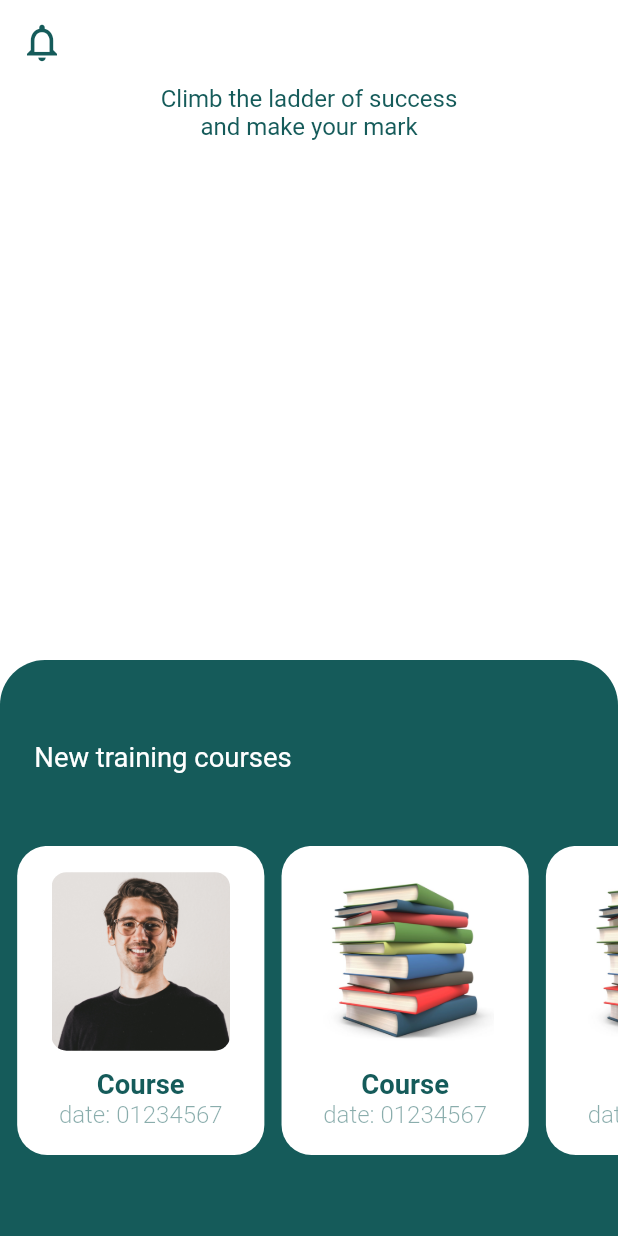
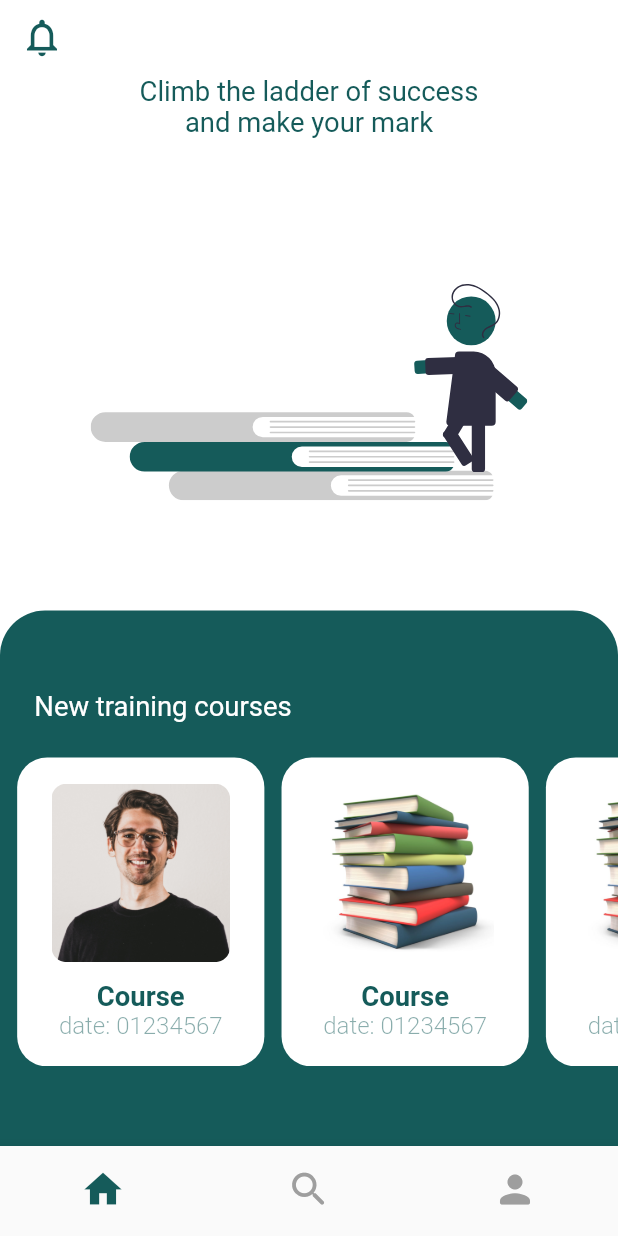
Before and after one commit to alaazamelDev/training_courses, a Flutter app: the screen it shows after launch, on a phone screen of 412 x 824 dp. Run offline on Flutter 3.47's test engine with Material 2 defaults, Android fonts, the phone set to English and light mode, and no system bars; our stand-ins replace flutter_rating_bar, flutter_screenutil, flutter_svg.

Commit message:
create home page with bottom nav bar navigation

```diff
--- a/lib/constants/constants.dart
+++ b/lib/constants/constants.dart
@@ -34,7 +34,7 @@ double getScreenHeight(BuildContext context) {
 
 // Routes
 var routes = {
-  '/': (context) => const ProfilePage(),
+  '/': (context) => const HomePage(),
   '/modification': (context) => const ModificationPage(),
   '/clubs': (context) => const ClubsPage(),
   '/courses': (context) => const CoursesPage(),
@@ -43,7 +43,6 @@ var routes = {
   '/notifications': (context) => const NotificationsPage(),
   '/rating': (context) => const RatingPage(),
   '/course_details': (context) => const CourseDetailsPage(),
-  '/home': (context) => const HomePage(),
 };
 
 // profile page options list
--- a/lib/main.dart
+++ b/lib/main.dart
@@ -28,7 +28,7 @@
           primaryColor: kPrimaryColor,
         ),
         routes: routes,
-        initialRoute: '/home',
+        initialRoute: '/',
       ),
     );
   }
--- a/lib/ui/pages/home_page.dart
+++ b/lib/ui/pages/home_page.dart
@@ -1,103 +1,35 @@
 import 'package:flutter/material.dart';
 import 'package:training_courses/constants/constants.dart';
-import 'package:training_courses/ui/widgets/course_card.dart';
+import 'package:training_courses/ui/widgets/widgets.dart';
 
-class HomePage extends StatelessWidget {
+class HomePage extends StatefulWidget {
   const HomePage({Key? key}) : super(key: key);
 
+  @override
+  State<HomePage> createState() => _HomePageState();
+}
+
+class _HomePageState extends State<HomePage> {
+  late int pageIndex = 0;
   @override
   Widget build(BuildContext context) {
     return Scaffold(
       backgroundColor: kSecondaryColor,
-      appBar: AppBar(
-        elevation: 0,
-        backgroundColor: kSecondaryColor,
-        leading: IconButton(
-          icon: const Icon(
-            Icons.notifications_outlined,
-            size: kDefaultIconSize,
-            color: kPrimaryColor,
-          ),
-          onPressed: () {
-            Navigator.pushNamed(context, '/notifications');
-          },
-          splashRadius: 20,
-        ),
+      bottomNavigationBar: CustomButtomNavigationBar(
+        onTap: (index) {
+          if (pageIndex != index) {
+            setState(() {
+              pageIndex = index;
+            });
+          }
+        },
       ),
-      body: Column(
-        children: [
-          Expanded(
-            child: Column(
-              children: [
-                Text(
-                  'Climb the ladder of success\nand make your mark',
-                  textAlign: TextAlign.center,
-                  style: TextStyle(
-                    color: kPrimaryColor,
-                    fontSize: kTextFontSize,
-                  ),
-                ),
-              ],
-            ),
-          ),
-          Expanded(
-            child: Container(
-              decoration: const BoxDecoration(
-                color: kPrimaryColor,
-                borderRadius: BorderRadius.only(
-                  topLeft: Radius.circular(30),
-                  topRight: Radius.circular(30),
-                ),
-              ),
-              child: Padding(
-                padding:
-                    EdgeInsets.symmetric(vertical: kDefaultVerticalPadding * 2),
-                child: Column(
-                  crossAxisAlignment: CrossAxisAlignment.start,
-                  mainAxisAlignment: MainAxisAlignment.spaceAround,
-                  children: [
-                    Padding(
-                      padding: EdgeInsets.only(left: kDefaultHorizontalPadding),
-                      child: Text(
-                        'New training courses',
-                        style: TextStyle(
-                          color: kSecondaryColor,
-                          fontSize: kTitlesFontSize,
-                        ),
-                      ),
-                    ),
-                    SizedBox(height: kDefaultVerticalPadding),
-                    SizedBox(
-                      height: getScreenHeight(context) * 0.25,
-                      child: ListView.builder(
-                        scrollDirection: Axis.horizontal,
-                        padding: EdgeInsets.only(
-                            left: kDefaultHorizontalPadding * 0.5),
-                        itemCount: currentCourses.length,
-                        itemBuilder: (BuildContext context, int index) {
-                          return Container(
-                            width: getScreenWidth(context) * 0.4,
-                            height: getScreenWidth(context) * 0.4,
-                            margin: EdgeInsets.only(
-                                right: kDefaultHorizontalPadding * 0.5),
-                            child: CourseCard(
-                              image: currentCourses[index]['image'],
-                              name: currentCourses[index]['name'],
-                              date: currentCourses[index]['date'],
-                              onPressed: () {
-                                // Go to course details
-                              },
-                            ),
-                          );
-                        },
-                      ),
-                    )
-                  ],
-                ),
-              ),
-            ),
-          ),
-        ],
+      appBar: PreferredSize(
+        preferredSize: const Size.fromHeight(50),
+        child: pageIndex == 0 ? const HomeAppBar() : const ProfileAppBar(),
+      ),
+      body: Container(
+        child: pageIndex == 0 ? const HomeFragment() : const ProfileFragment(),
       ),
     );
   }
--- a/lib/ui/pages/pages.dart
+++ b/lib/ui/pages/pages.dart
@@ -6,5 +6,4 @@ export 'info_page.dart';
 export 'modification_page.dart';
 export 'notifications_page.dart';
 export 'order_status_page.dart';
-export 'profile_page.dart';
 export 'rating_page.dart';
--- a/lib/ui/widgets/custom_bottom_nav_bar.dart
+++ b/lib/ui/widgets/custom_bottom_nav_bar.dart
@@ -16,7 +16,7 @@ class CustomButtomNavigationBar extends StatefulWidget {
 }
 
 class _CustomButtomNavigationBarState extends State<CustomButtomNavigationBar> {
-  int selectedIndex = 2;
+  int selectedIndex = 0;
   @override
   Widget build(BuildContext context) {
     return BottomNavigationBar(
--- /dev/null
+++ b/lib/ui/widgets/fragments/home_appbar.dart
@@ -0,0 +1,30 @@
+import 'package:flutter/material.dart';
+import 'package:training_courses/constants/constants.dart';
+
+class HomeAppBar extends StatelessWidget implements PreferredSizeWidget {
+  const HomeAppBar({
+    Key? key,
+  }) : super(key: key);
+
+  @override
+  Widget build(BuildContext context) {
+    return AppBar(
+      elevation: 0,
+      backgroundColor: kSecondaryColor,
+      leading: IconButton(
+        icon: const Icon(
+          Icons.notifications_outlined,
+          size: kDefaultIconSize,
+          color: kPrimaryColor,
+        ),
+        onPressed: () {
+          Navigator.pushNamed(context, '/notifications');
+        },
+        splashRadius: 20,
+      ),
+    );
+  }
+
+  @override
+  Size get preferredSize => const Size.fromHeight(50);
+}
--- /dev/null
+++ b/lib/ui/widgets/fragments/home_fragment.dart
@@ -0,0 +1,96 @@
+import 'package:flutter/material.dart';
+import 'package:flutter_svg/flutter_svg.dart';
+import 'package:training_courses/constants/constants.dart';
+import 'package:training_courses/ui/widgets/widgets.dart';
+
+class HomeFragment extends StatelessWidget {
+  const HomeFragment({
+    Key? key,
+  }) : super(key: key);
+
+  @override
+  Widget build(BuildContext context) {
+    return Column(
+      children: [
+        Expanded(
+          child: Column(
+            mainAxisAlignment: MainAxisAlignment.center,
+            children: [
+              Text(
+                'Climb the ladder of success\nand make your mark',
+                textAlign: TextAlign.center,
+                style: TextStyle(
+                  color: kPrimaryColor,
+                  fontSize: kTitlesFontSize,
+                ),
+              ),
+              SizedBox(height: kDefaultVerticalPadding),
+              Expanded(
+                child: AspectRatio(
+                  aspectRatio: 1,
+                  child: SvgPicture.asset('assets/ladder.svg'),
+                ),
+              )
+            ],
+          ),
+        ),
+        Expanded(
+          child: Container(
+            decoration: const BoxDecoration(
+              color: kPrimaryColor,
+              borderRadius: BorderRadius.only(
+                topLeft: Radius.circular(30),
+                topRight: Radius.circular(30),
+              ),
+            ),
+            child: Padding(
+              padding: EdgeInsets.symmetric(vertical: kDefaultVerticalPadding),
+              child: Column(
+                crossAxisAlignment: CrossAxisAlignment.start,
+                mainAxisAlignment: MainAxisAlignment.center,
+                children: [
+                  Padding(
+                    padding: EdgeInsets.only(left: kDefaultHorizontalPadding),
+                    child: Text(
+                      'New training courses',
+                      style: TextStyle(
+                        color: kSecondaryColor,
+                        fontSize: kTitlesFontSize,
+                      ),
+                    ),
+                  ),
+                  SizedBox(height: kDefaultVerticalPadding),
+                  SizedBox(
+                    height: getScreenHeight(context) * 0.25,
+                    child: ListView.builder(
+                      scrollDirection: Axis.horizontal,
+                      padding: EdgeInsets.only(
+                          left: kDefaultHorizontalPadding * 0.5),
+                      itemCount: currentCourses.length,
+                      itemBuilder: (BuildContext context, int index) {
+                        return Container(
+                          width: getScreenWidth(context) * 0.4,
+                          height: getScreenWidth(context) * 0.4,
+                          margin: EdgeInsets.only(
+                              right: kDefaultHorizontalPadding * 0.5),
+                          child: CourseCard(
+                            image: currentCourses[index]['image'],
+                            name: currentCourses[index]['name'],
+                            date: currentCourses[index]['date'],
+                            onPressed: () {
+                              // Go to course details
+                            },
+                          ),
+                        );
+                      },
+                    ),
+                  )
+                ],
+              ),
+            ),
+          ),
+        ),
+      ],
+    );
+  }
+}
--- a/lib/ui/widgets/widgets.dart
+++ b/lib/ui/widgets/widgets.dart
@@ -11,3 +11,7 @@ export 'submit_button.dart';
 export 'user_information.dart';
 export 'step_progress_view.dart';
 export 'order_entry.dart';
+export 'fragments/home_fragment.dart';
+export 'fragments/profile_fragment.dart';
+export 'fragments/home_appbar.dart';
+export 'fragments/profile_appbar.dart';
```
Also changed, not shown: lib/ui/pages/profile_page.dart (deleted, +0 -156 lines), lib/ui/widgets/fragments/profile_appbar.dart (added, +47 -0 lines), lib/ui/widgets/fragments/profile_fragment.dart (added, +120 -0 lines), assets/ladder.svg (added).
